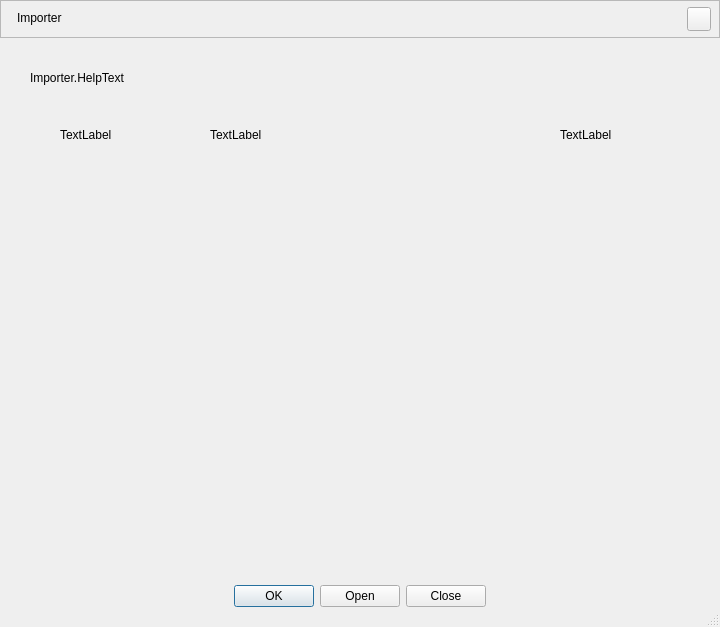
Qt form src/ui-forms/importer-dialog.ui (SOOPLIVE/soop-studio) before a commit.
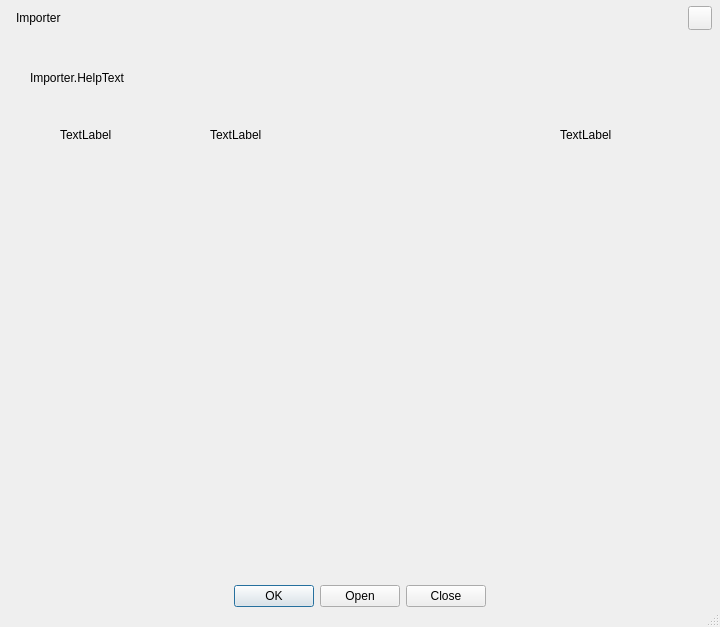
The same form after that commit. Custom widgets are drawn as their Qt base class.

What changed in the file:
```diff
--- a/src/ui-forms/importer-dialog.ui
+++ b/src/ui-forms/importer-dialog.ui
@@ -51,7 +51,7 @@
     <number>0</number>
    </property>
    <item>
-    <widget class="QFrame" name="titleFrame">
+    <widget class="AFTransparentMouseEvents" name="titleWidget" native="true">
      <property name="sizePolicy">
       <sizepolicy hsizetype="Preferred" vsizetype="Fixed">
        <horstretch>0</horstretch>
@@ -70,12 +70,6 @@
        <height>38</height>
       </size>
      </property>
-     <property name="frameShape">
-      <enum>QFrame::StyledPanel</enum>
-     </property>
-     <property name="frameShadow">
-      <enum>QFrame::Raised</enum>
-     </property>
      <layout class="QHBoxLayout" name="horizontalLayout">
       <property name="leftMargin">
        <number>16</number>
@@ -375,6 +369,14 @@
    </item>
   </layout>
  </widget>
+ <customwidgets>
+  <customwidget>
+   <class>AFTransparentMouseEvents</class>
+   <extends>QWidget</extends>
+   <header>MainFrame/CTransparentMouseEvents.h</header>
+   <container>1</container>
+  </customwidget>
+ </customwidgets>
  <resources>
   <include location="aneta-main-resource.qrc"/>
  </resources>
```
